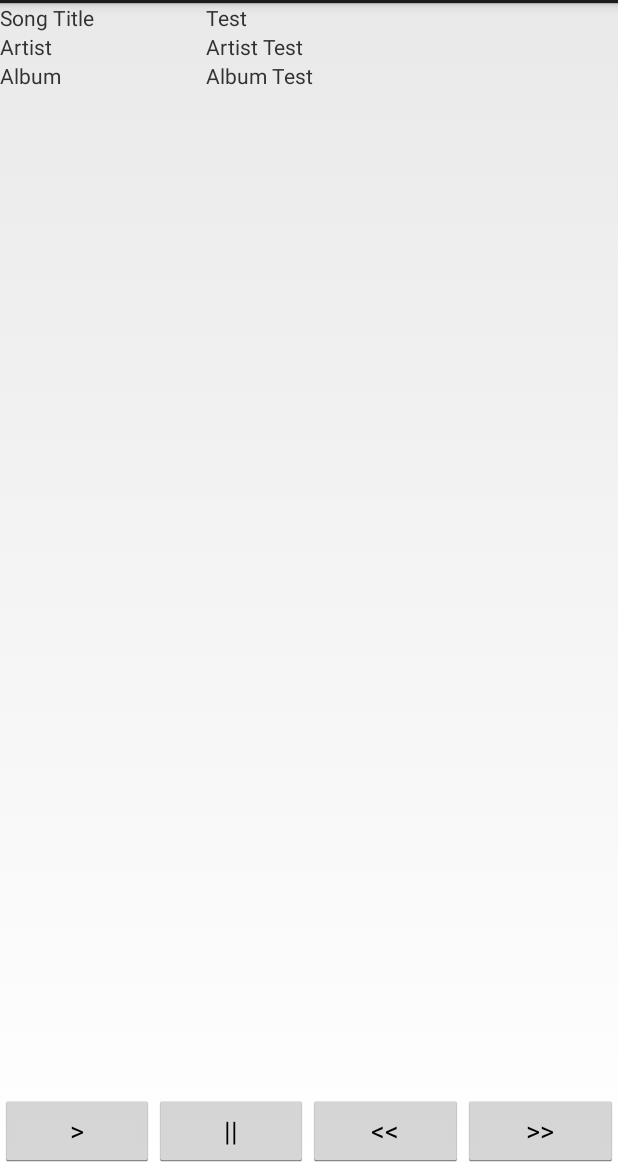
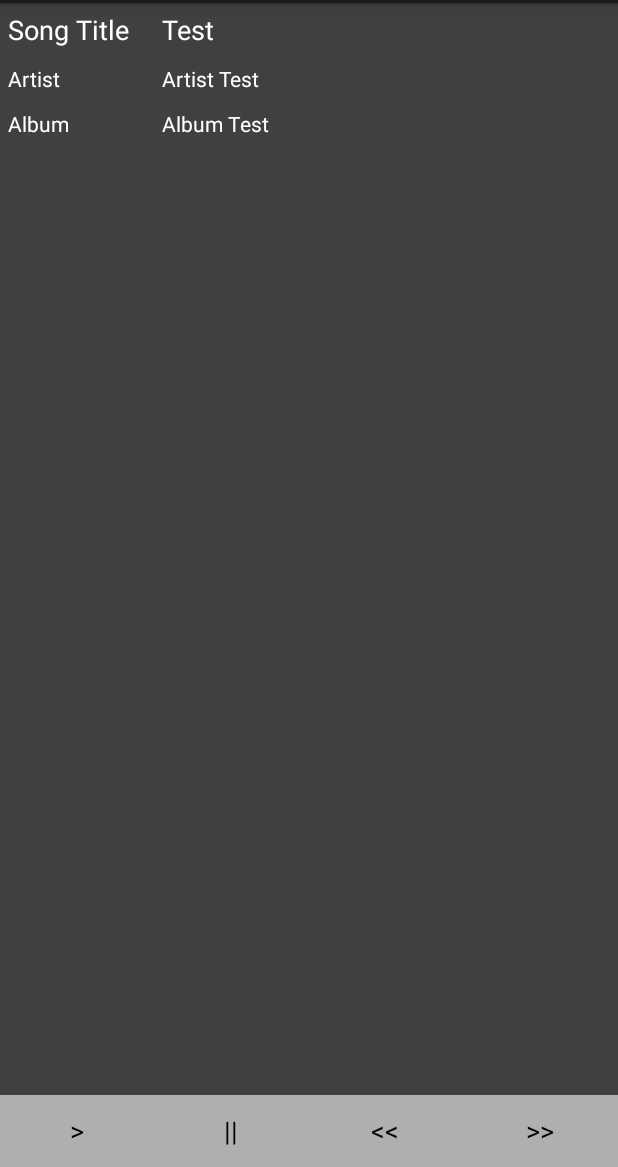
Before and after one commit to rcacurs/fitsound, an Android app: the screen it shows after launch (MainActivity), on a phone screen of 412 x 824 dp, the part 69-1236 px from its top. Run offline under Robolectric (Android 15) with nearby library versions, the phone set to English and light mode, and no system bars; our stand-ins replace Picasso; pictures from the network do not load.

Commit message:
layout mod

```diff
--- a/app/src/main/res/layout/activity_main.xml
+++ b/app/src/main/res/layout/activity_main.xml
@@ -5,7 +5,9 @@
     android:layout_width="match_parent"
     android:layout_height="match_parent"
     tools:context="lv.edi.fitsound.MainActivity"
-    android:orientation="vertical">
+    android:orientation="vertical"
+    android:background="#404040">
+
 
     <LinearLayout
         android:layout_height="wrap_content"
@@ -15,13 +17,19 @@
             android:text="Song Title"
             android:layout_height="wrap_content"
             android:layout_weight="1"
-            android:layout_width="0dp"/>
+            android:layout_width="0dp"
+            android:textColor="#ffffff"
+            android:padding="5dp"
+            android:textSize="18dp"/>
         <TextView
             android:text="Test"
             android:id="@+id/track_label"
             android:layout_height="wrap_content"
-            android:layout_weight="2"
-            android:layout_width="0dp"/>
+            android:layout_weight="3"
+            android:layout_width="0dp"
+            android:textColor="#ffffff"
+            android:padding="5dp"
+            android:textSize="18dp"/>
     </LinearLayout>
     <LinearLayout
         android:layout_height="wrap_content"
@@ -31,13 +39,17 @@
             android:text="Artist"
             android:layout_height="wrap_content"
             android:layout_weight="1"
-            android:layout_width="0dp"/>
+            android:layout_width="0dp"
+            android:textColor="#ffffff"
+            android:padding="5dp"/>
         <TextView
             android:text="Artist Test"
             android:id="@+id/artist_label"
             android:layout_height="wrap_content"
-            android:layout_weight="2"
-            android:layout_width="0dp"/>
+            android:layout_weight="3"
+            android:layout_width="0dp"
+            android:textColor="#ffffff"
+            android:padding="5dp"/>
     </LinearLayout>
     <LinearLayout
         android:layout_height="wrap_content"
@@ -47,20 +59,25 @@
             android:text="Album"
             android:layout_height="wrap_content"
             android:layout_weight="1"
-            android:layout_width="0dp"/>
+            android:layout_width="0dp"
+            android:textColor="#ffffff"
+            android:padding="5dp"/>
         <TextView
             android:text="Album Test"
             android:id="@+id/album_label"
             android:layout_height="wrap_content"
-            android:layout_weight="2"
-            android:layout_width="0dp"/>
+            android:layout_weight="3"
+            android:layout_width="0dp"
+            android:textColor="#ffffff"
+            android:padding="5dp"/>
     </LinearLayout>
 
     <ImageView
         android:layout_weight="1"
         android:id="@+id/album_art"
         android:layout_height="wrap_content"
-        android:layout_width="match_parent"/>
+        android:layout_width="match_parent"
+        />
     <LinearLayout
         android:layout_width="match_parent"
         android:layout_height="wrap_content"
@@ -71,25 +88,29 @@
             android:layout_width="0dp"
             android:layout_weight="1"
             android:text="&gt;"
-            android:onClick="onClickPlay"/>
+            android:onClick="onClickPlay"
+            android:background="#b0aeae"/>
         <Button
             android:layout_height="wrap_content"
             android:layout_width="0dp"
             android:layout_weight="1"
             android:text="||"
-            android:onClick="onClickPause"/>
+            android:onClick="onClickPause"
+            android:background="#b0aeae"/>
         <Button
             android:layout_height="wrap_content"
             android:layout_width="0dp"
             android:layout_weight="1"
             android:text="&lt;&lt;"
-            android:onClick="onClickPrevious"/>
+            android:onClick="onClickPrevious"
+            android:background="#b0aeae"/>
         <Button
             android:layout_height="wrap_content"
             android:layout_width="0dp"
             android:layout_weight="1"
             android:text="&gt;&gt;"
-            android:onClick="onClickNext"/>
+            android:onClick="onClickNext"
+            android:background="#b0aeae"/>
     </LinearLayout>
 
 </LinearLayout>
```
